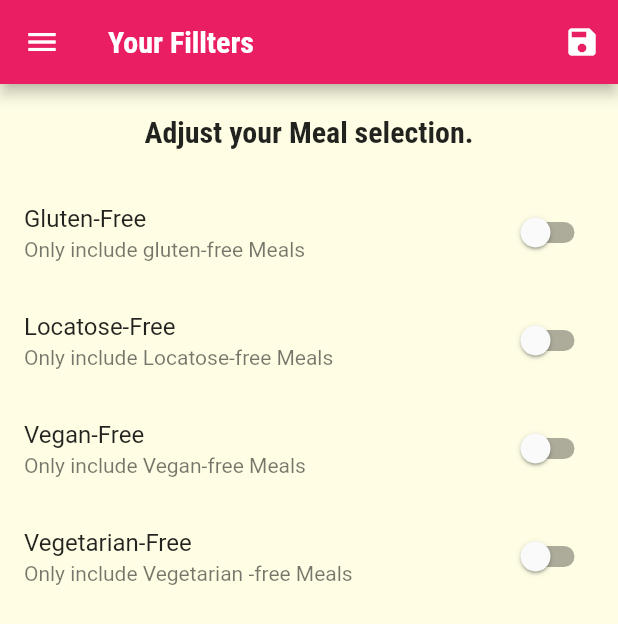
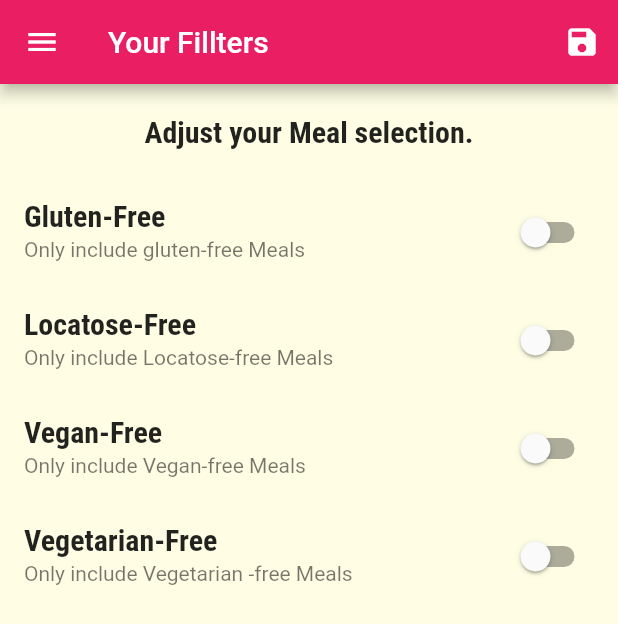
Before and after one commit to khaledshalien/Meal_Application, a Flutter app: the screen it shows after launch, in the side drawer, after a tap on "Fillters", on a phone screen of 412 x 824 dp. Shown: the top 624 px of the screen. Run offline on Flutter 3.47's test engine with Material 2 defaults, Android fonts, the phone set to English and light mode, and no system bars.

Commit message:
Meal Application

```diff
--- a/lib/main.dart
+++ b/lib/main.dart
@@ -81,9 +81,9 @@ class _MyAppState extends State<MyApp> {
         accentColor: Colors.amber,
         canvasColor: Color.fromRGBO(255, 254, 229, 1),
         textTheme: ThemeData.light().textTheme.copyWith(
-          body1:TextStyle(color: Color.fromRGBO(20, 50, 50, 1)) ,
-          body2:TextStyle(color: Color.fromRGBO(20, 50, 50, 1)) ,
-          title:const TextStyle(
+          bodyText1:TextStyle(color: Color.fromRGBO(20, 50, 50, 1)) ,
+          bodyText2:TextStyle(color: Color.fromRGBO(20, 50, 50, 1)) ,
+          subtitle1:const TextStyle(
             fontSize: 20,
             fontWeight: FontWeight.bold,
             fontFamily: 'RobotoCondensed'
--- a/lib/screens/filtter_screen.dart
+++ b/lib/screens/filtter_screen.dart
@@ -52,7 +52,7 @@ class _FillterScreenState extends State<FillterScreen> {
         children: [
           Container(
             padding: EdgeInsets.all(20),
-            child: Text("Adjust your Meal selection.",style: Theme.of(context).textTheme.title,),
+            child: Text("Adjust your Meal selection.",style: Theme.of(context).textTheme.subtitle1,),
           ),
           Expanded(
               child:ListView(
--- a/lib/screens/meal_detail_screen.dart
+++ b/lib/screens/meal_detail_screen.dart
@@ -37,7 +37,7 @@ class _MealDetailsScreenState extends State<MealDetailsScreen> {
               child: Text("Ingredients", style: Theme
                   .of(context)
                   .textTheme
-                  .title,),
+                  .subtitle1,),
             ),
             Container(
               decoration: BoxDecoration(
@@ -68,7 +68,7 @@ class _MealDetailsScreenState extends State<MealDetailsScreen> {
               child: Text("Steps", style: Theme
                   .of(context)
                   .textTheme
-                  .title,),
+                  .subtitle1,),
             ),
             Container(
               decoration: BoxDecoration(
--- a/lib/widget/category_item.dart
+++ b/lib/widget/category_item.dart
@@ -43,7 +43,7 @@ class CategoryItem extends StatelessWidget {
           borderRadius: BorderRadius.circular(15),
         ),
 
-        child: Text(title,style: Theme.of(context).textTheme.title,),
+        child: Text(title,style: Theme.of(context).textTheme.subtitle1,),
       ),
     );
   }
--- a/pubspec.yaml
+++ b/pubspec.yaml
@@ -58,8 +58,8 @@ flutter:
   uses-material-design: true
 
   # To add assets to your application, add an assets section, like this:
-  # assets:
-  #   - images/a_dot_burr.jpeg
+  assets:
+    - screenshot/
   #   - images/a_dot_ham.jpeg
 
   # An image asset can refer to one or more resolution-specific "variants", see
```
Also changed, not shown: pubspec.lock, 1 other file.
